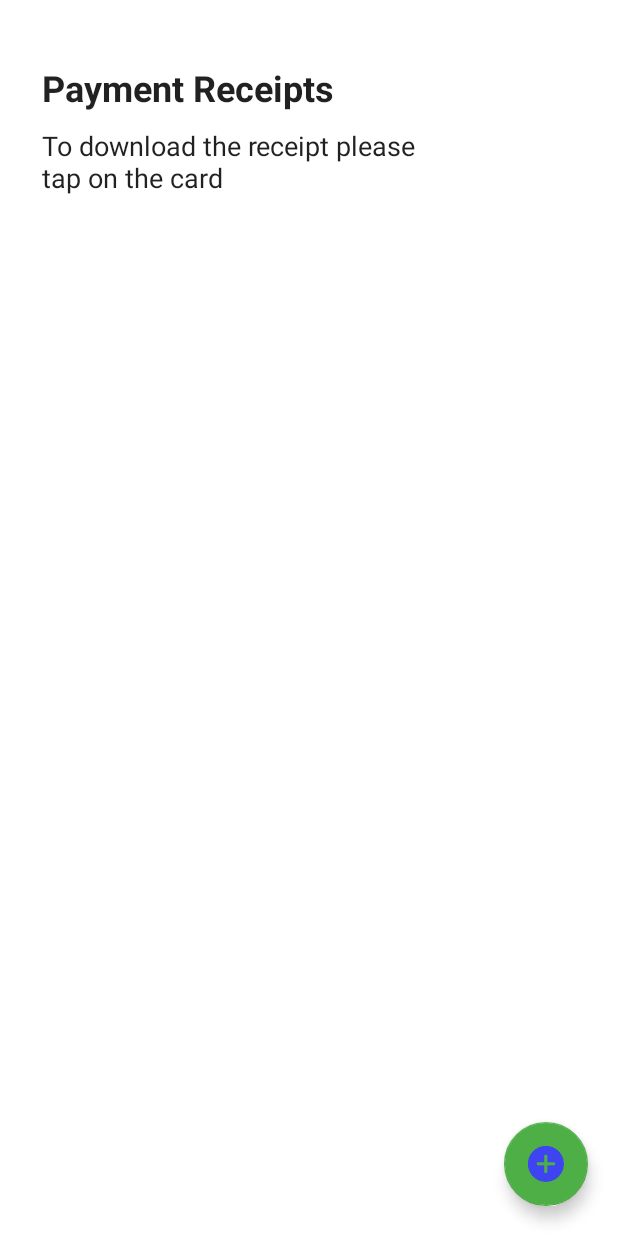
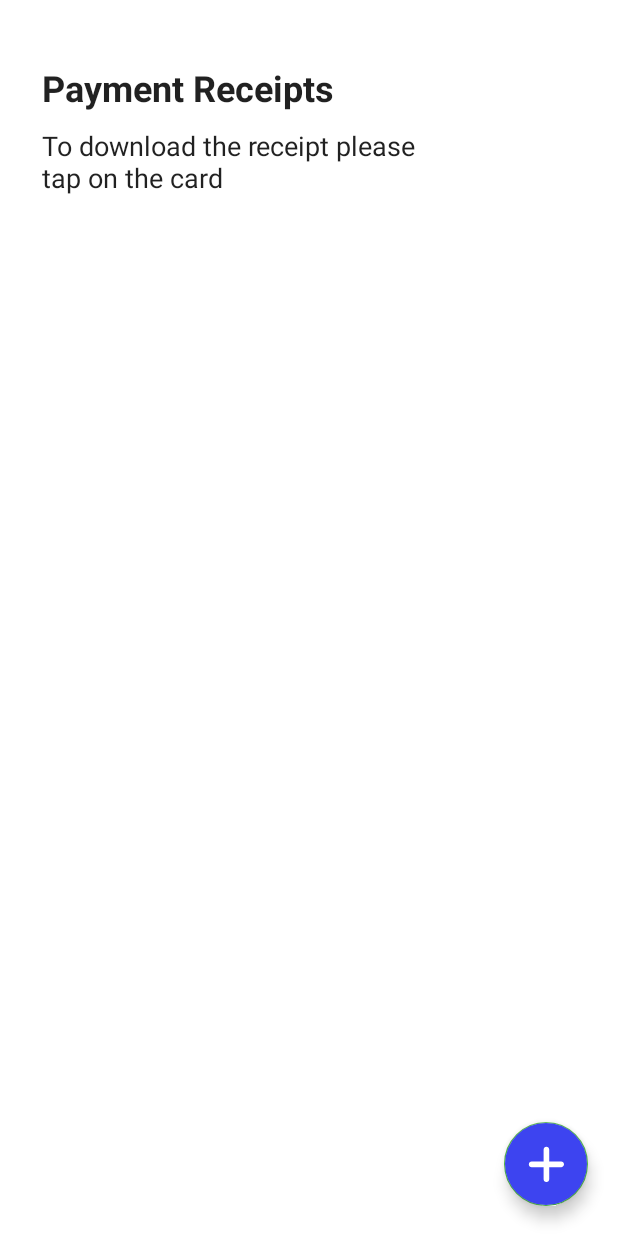
Before and after one commit to ravishbhargava10/bione-new2, an Android app: the fragment PaymentReceiptFragment shown on its own in the app's theme, on a phone screen of 412 x 824 dp. Run offline under Robolectric (Android 15) with nearby library versions, the light colour scheme and no system bars; pictures from the network do not load; 1 statement that could not run was skipped.

Commit message:
Payment receipt api changes and view all screen ui updated

```diff
--- a/app/src/main/java/com/bione/ui/dashboard/MainActivity.java
+++ b/app/src/main/java/com/bione/ui/dashboard/MainActivity.java
@@ -588,8 +588,8 @@ public class MainActivity extends BaseActivity {
                     hideShowItem(true);
                     CommonData.saveSalesData(commonResponse.get(0).toResponseModel(Data.class));
                 } else {
-//                    hideShowItem(false);
-                    hideShowItem(true);
+                    hideShowItem(false);
+//                    hideShowItem(true);
                 }
             }
 
--- a/app/src/main/java/com/bione/ui/dashboard/bottomFragments/adapters/KitDetailsAdapter.java
+++ b/app/src/main/java/com/bione/ui/dashboard/bottomFragments/adapters/KitDetailsAdapter.java
@@ -1,6 +1,8 @@
 package com.bione.ui.dashboard.bottomFragments.adapters;
 
 import android.content.Context;
+import android.content.Intent;
+import android.net.Uri;
 import android.view.LayoutInflater;
 import android.view.View;
 import android.view.ViewGroup;
@@ -77,7 +79,8 @@ public class KitDetailsAdapter extends RecyclerView.Adapter<KitDetailsAdapter.My
         holder.llVisible.setOnClickListener(new View.OnClickListener() {
             @Override
             public void onClick(View view) {
-
+                Intent browserIntent = new Intent(Intent.ACTION_VIEW, Uri.parse(crouselDataArrayList.get(position).getUrl()));
+                mContext.startActivity(browserIntent);
             }
         });
 
--- a/app/src/main/java/com/bione/ui/dashboard/paymentreceipt/PaymentReceiptActivity.java
+++ b/app/src/main/java/com/bione/ui/dashboard/paymentreceipt/PaymentReceiptActivity.java
@@ -352,8 +352,8 @@ public class PaymentReceiptActivity extends BaseActivity {
                 .add("payment_mode", "" + spinner2.getSelectedItem().toString())
                 .add("remarks", "" + etRemarks.getText().toString())
                 .add("sales_person", CommonData.getUserData().getFirstname() + " " + CommonData.getUserData().getLastname())
-                .add("report_manager_email", "vipin@bione.in")
-//                .add("report_manager_email", "" + CommonData.getSalesData().getReportingManagerEmailId())
+//                .add("report_manager_email", "vipin@bione.in")
+                .add("report_manager_email", "" + CommonData.getSalesData().getReportingManagerEmailId())
                 .build();
 
         RestClient.getApiInterface2().customerReceiptSubmit(commonParams.getMap()).enqueue(new ResponseResolver<PaymentReceipt>() {
--- /dev/null
+++ b/app/src/main/res/drawable/ic_plus_white.xml
@@ -0,0 +1,12 @@
+<vector xmlns:android="http://schemas.android.com/apk/res/android"
+    android:width="43dp"
+    android:height="43dp"
+    android:viewportWidth="43"
+    android:viewportHeight="43">
+  <path
+      android:pathData="M39.6458,25.3609L25.3609,25.3609L25.3609,39.6458C25.3609,41.5014 23.8555,43.0067 22,43.0067C20.1445,43.0067 18.6391,41.5014 18.6391,39.6458L18.6391,25.3609L4.3542,25.3609C2.4986,25.3609 0.9933,23.8555 0.9933,22C0.9933,20.1445 2.4986,18.6391 4.3542,18.6391L18.6391,18.6391L18.6391,4.3542C18.6391,2.4986 20.1445,0.9933 22,0.9933C23.8555,0.9933 25.3609,2.4986 25.3609,4.3542L25.3609,18.6391L39.6458,18.6391C41.5014,18.6391 43.0067,20.1445 43.0067,22C43.0067,23.8555 41.5014,25.3609 39.6458,25.3609L39.6458,25.3609Z"
+      android:strokeWidth="1"
+      android:fillColor="#FFFFFF"
+      android:fillType="nonZero"
+      android:strokeColor="#00000000"/>
+</vector>
--- a/app/src/main/res/layout/activity_viewall.xml
+++ b/app/src/main/res/layout/activity_viewall.xml
@@ -11,6 +11,6 @@
         android:layout_width="match_parent"
         android:layout_height="wrap_content"
         android:layout_gravity="center"
-        android:layout_marginTop="@dimen/spacing_small" />
+        android:padding="@dimen/spacing_medium" />
 
 </LinearLayout>
--- a/app/src/main/res/layout/fragment_payment_receipt_list.xml
+++ b/app/src/main/res/layout/fragment_payment_receipt_list.xml
@@ -52,9 +52,8 @@
         android:layout_height="wrap_content"
         android:layout_gravity="end|bottom"
         android:layout_margin="@dimen/spacing_medium"
-      android:src="@drawable/plus_3"
-   />
-
+        android:backgroundTint="@color/colorPrimary"
+        android:src="@drawable/ic_plus_white" />
 
 
 </androidx.coordinatorlayout.widget.CoordinatorLayout>
--- a/app/src/main/res/values/strings.xml
+++ b/app/src/main/res/values/strings.xml
@@ -131,5 +131,6 @@
     <string name="i_would_like_to_receive_news_and_promotion_email_from_bione">I would like to receive news and promotion email from <b>Bione</b></string>
     <string name="i_have_read_and_agree_to_the_terms_of_services">I have read and agree to the <b>Terms of Services*</b></string>
     <string name="i_have_read_and_agree_to_the_privacy_statement">I have read and agree to the <b>Privacy Statement*</b></string>
+    <string name="know_more"><u>Know More</u></string>
 
 </resources>
```
Also changed, not shown: app/src/main/java/com/bione/ui/dashboard/bottomFragments/adapters/KitViewAllAdapter.java (+7 -1 lines), app/src/main/res/layout/item_gallery.xml (+10 -4 lines), app/src/main/res/layout/item_gallery2.xml (+7 -5 lines).
